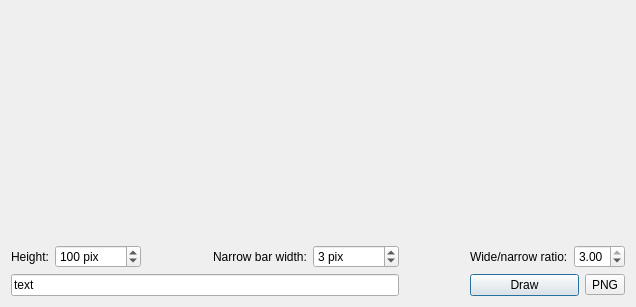
Qt form dialog.ui (dbase/bc39) before a commit.
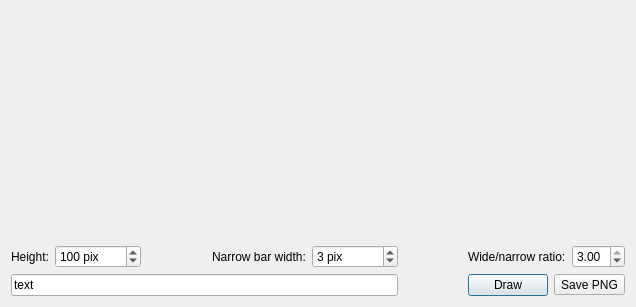
The same form after that commit.

Commit message: + added extension filter to 'Save As PNG' dialog

```diff
--- a/dialog.ui
+++ b/dialog.ui
@@ -127,7 +127,7 @@
    <item row="2" column="5">
     <widget class="QToolButton" name="save">
      <property name="text">
-      <string>PNG</string>
+      <string>Save PNG</string>
      </property>
     </widget>
    </item>
```
The commit also changes 1 other file.
